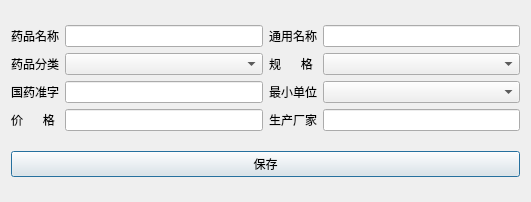
Qt form ui_app/drug_add.ui (live1089/pharmacy_system) before a commit.
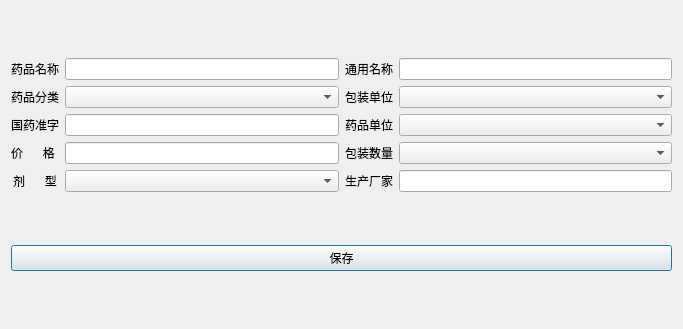
The same form after that commit.

Diff of the .ui file:
```diff
--- a/ui_app/drug_add.ui
+++ b/ui_app/drug_add.ui
@@ -6,20 +6,20 @@
    <rect>
     <x>0</x>
     <y>0</y>
-    <width>531</width>
-    <height>202</height>
+    <width>683</width>
+    <height>329</height>
    </rect>
   </property>
   <property name="minimumSize">
    <size>
-    <width>531</width>
-    <height>202</height>
+    <width>0</width>
+    <height>0</height>
    </size>
   </property>
   <property name="maximumSize">
    <size>
-    <width>531</width>
-    <height>202</height>
+    <width>5316</width>
+    <height>2024</height>
    </size>
   </property>
   <property name="windowTitle">
@@ -28,32 +28,21 @@
   <layout class="QGridLayout" name="gridLayout_2">
    <item row="0" column="0">
     <layout class="QGridLayout" name="gridLayout">
-     <item row="0" column="0">
-      <widget class="QLabel" name="label">
-       <property name="text">
-        <string>药品名称</string>
-       </property>
-      </widget>
-     </item>
      <item row="1" column="1">
       <widget class="QComboBox" name="drug_classify_combox"/>
      </item>
-     <item row="2" column="0">
-      <widget class="QLabel" name="label_3">
+     <item row="1" column="2">
+      <widget class="QLabel" name="label_4">
        <property name="text">
-        <string>国药准字</string>
+        <string>包装单位</string>
        </property>
       </widget>
      </item>
-     <item row="3" column="1">
-      <widget class="QLineEdit" name="price_line_edit"/>
+     <item row="2" column="1">
+      <widget class="QLineEdit" name="cmsw_line_edit"/>
      </item>
-     <item row="3" column="0">
-      <widget class="QLabel" name="label_6">
-       <property name="text">
-        <string>价      格</string>
-       </property>
-      </widget>
+     <item row="0" column="3">
+      <widget class="QLineEdit" name="generic_name_line_edit"/>
      </item>
      <item row="1" column="0">
       <widget class="QLabel" name="label_5">
@@ -65,41 +54,46 @@
      <item row="0" column="1">
       <widget class="QLineEdit" name="drug_name_line_edit"/>
      </item>
-     <item row="2" column="1">
-      <widget class="QLineEdit" name="cmsw_line_edit"/>
-     </item>
-     <item row="0" column="3">
-      <widget class="QLineEdit" name="generic_name_line_edit"/>
+     <item row="0" column="0">
+      <widget class="QLabel" name="label">
+       <property name="text">
+        <string>药品名称</string>
+       </property>
+      </widget>
      </item>
      <item row="3" column="2">
-      <widget class="QLabel" name="label_2">
+      <widget class="QLabel" name="label_10">
        <property name="text">
-        <string>生产厂家</string>
+        <string>包装数量</string>
        </property>
       </widget>
      </item>
+     <item row="2" column="0">
+      <widget class="QLabel" name="label_3">
+       <property name="text">
+        <string>国药准字</string>
+       </property>
+      </widget>
+     </item>
+     <item row="1" column="3">
+      <widget class="QComboBox" name="pack_uint_combox"/>
+     </item>
      <item row="2" column="2">
       <widget class="QLabel" name="label_7">
        <property name="text">
-        <string>最小单位</string>
+        <string>药品单位</string>
        </property>
       </widget>
      </item>
-     <item row="1" column="2">
-      <widget class="QLabel" name="label_4">
+     <item row="3" column="0">
+      <widget class="QLabel" name="label_6">
        <property name="text">
-        <string>规      格</string>
+        <string>价      格</string>
        </property>
       </widget>
      </item>
-     <item row="3" column="3">
-      <widget class="QLineEdit" name="manufacturer_line_edit"/>
-     </item>
      <item row="2" column="3">
-      <widget class="QComboBox" name="unit_combox"/>
-     </item>
-     <item row="1" column="3">
-      <widget class="QComboBox" name="drug_specification_combox"/>
+      <widget class="QComboBox" name="drug_unit_combox"/>
      </item>
      <item row="0" column="2">
       <widget class="QLabel" name="label_8">
@@ -108,6 +102,35 @@
        </property>
       </widget>
      </item>
+     <item row="3" column="1">
+      <widget class="QLineEdit" name="price_line_edit"/>
+     </item>
+     <item row="3" column="3">
+      <widget class="QComboBox" name="pack_quan_combox"/>
+     </item>
+     <item row="4" column="0">
+      <widget class="QLabel" name="label_9">
+       <property name="text">
+        <string>剂      型</string>
+       </property>
+       <property name="alignment">
+        <set>Qt::AlignmentFlag::AlignCenter</set>
+       </property>
+      </widget>
+     </item>
+     <item row="4" column="1">
+      <widget class="QComboBox" name="dosage_combox"/>
+     </item>
+     <item row="4" column="2">
+      <widget class="QLabel" name="label_2">
+       <property name="text">
+        <string>生产厂家</string>
+       </property>
+      </widget>
+     </item>
+     <item row="4" column="3">
+      <widget class="QLineEdit" name="manufacturer_line_edit"/>
+     </item>
     </layout>
    </item>
    <item row="1" column="0">
```
